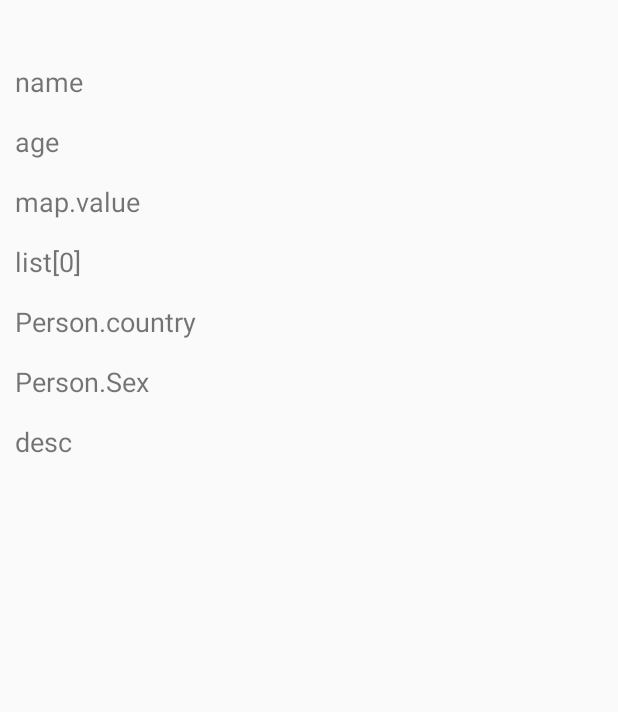
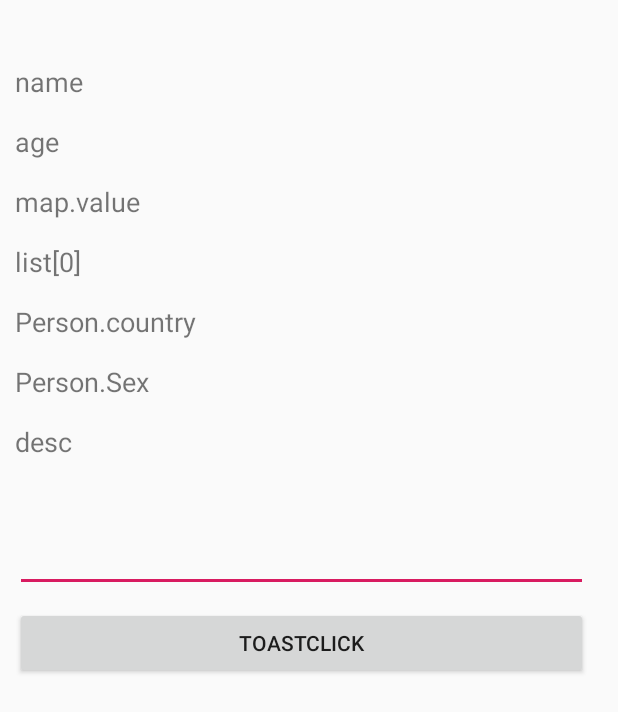
Before and after one commit to 0xZhangKe/JetpackDemo, an Android app: the layout activity_main.xml on its own in the app's theme, with its tools: preview values and no code run, on a phone screen of 412 x 824 dp. Shown: the top 712 px of the screen. Run offline under Robolectric (Android 15) with nearby library versions, the phone set to English and light mode, and no system bars.

```diff
--- a/app/src/main/AndroidManifest.xml
+++ b/app/src/main/AndroidManifest.xml
@@ -1,6 +1,8 @@
 <?xml version="1.0" encoding="utf-8"?>
 <manifest xmlns:android="http://schemas.android.com/apk/res/android"
     package="com.zhangke.demo.jetpack">
+
+    <uses-permission android:name="android.permission.INTERNET"/>
 
     <application
         android:allowBackup="true"
--- a/app/src/main/res/layout/activity_main.xml
+++ b/app/src/main/res/layout/activity_main.xml
@@ -1,7 +1,7 @@
 <?xml version="1.0" encoding="utf-8"?>
-<layout>
+<layout xmlns:app="http://schemas.android.com/apk/res-auto">
 
-    <data>
+    <data class=".MainActivityBinding">
 
         <import type="androidx.databinding.ObservableMap"/>
         <import type="androidx.databinding.ObservableList"/>
@@ -26,6 +26,17 @@
             name="desc"
             type="androidx.lifecycle.MutableLiveData&lt;String>" />
 
+        <variable
+            name="input"
+            type="androidx.databinding.ObservableField&lt;String>" />
+
+        <variable
+            name="handler"
+            type="com.zhangke.demo.jetpack.MainActivity.EventHandler" />
+
+        <variable
+            name="imageUrl"
+            type="java.lang.String" />
     </data>
 
     <LinearLayout
@@ -186,6 +197,30 @@
                 android:text="@{desc}" />
         </FrameLayout>
 
+        <TextView
+            android:layout_width="match_parent"
+            android:layout_height="wrap_content"
+            android:layout_marginTop="15dp"
+            android:text="@{input}"/>
+
+        <EditText
+            android:layout_width="match_parent"
+            android:layout_height="wrap_content"
+            android:text="@={input}"/>
+
+        <Button
+            android:layout_width="match_parent"
+            android:layout_height="wrap_content"
+            android:layout_marginTop="10dp"
+            android:onClick="@{handler::onToastBtnClick}"
+            android:text="ToastClick"/>
+
+        <ImageView
+            android:layout_width="100dp"
+            android:layout_height="100dp"
+            android:layout_marginTop="10dp"
+            imageUrl="@{imageUrl}"
+            android:layout_gravity="center_horizontal"/>
     </LinearLayout>
 
 </layout>
```
Also changed, not shown: app/build.gradle (+6 -4 lines), app/src/main/java/com/zhangke/demo/jetpack/CustomBindingAdapter.kt (added, +13 -0 lines), app/src/main/java/com/zhangke/demo/jetpack/MainActivity.kt (+20 -3 lines).
